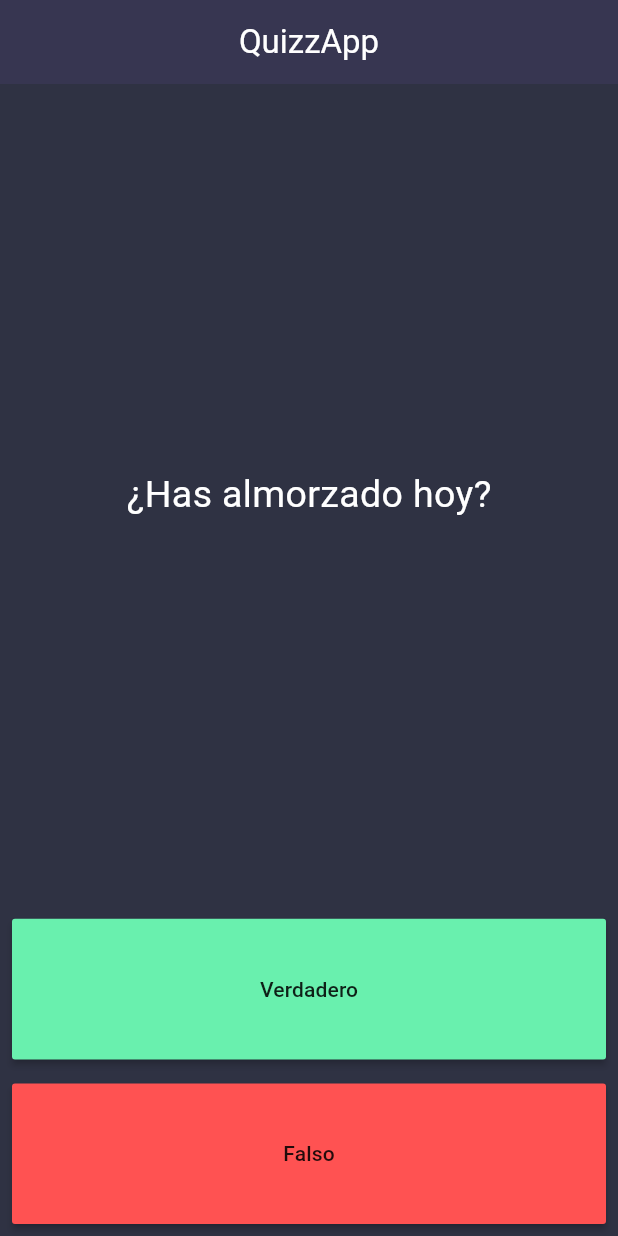
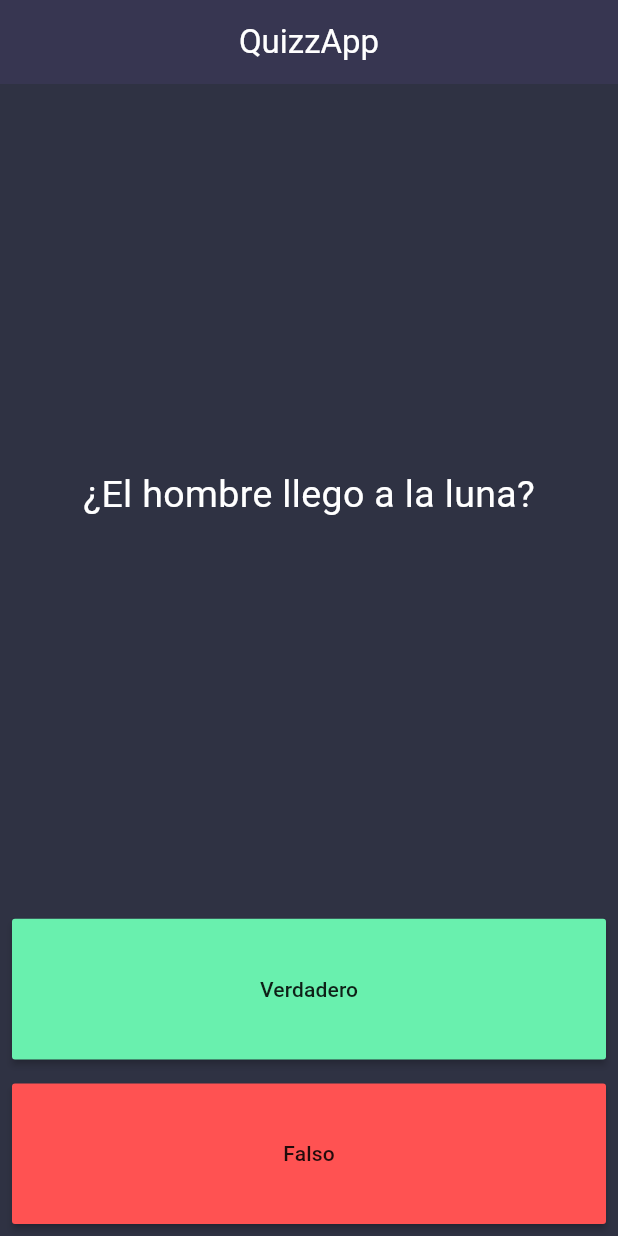
Before and after one commit to fr4nsgallegos/quizappG13, a Flutter app: the screen it shows after launch, after a tap on "Verdadero", on a phone screen of 412 x 824 dp. Run offline on Flutter 3.47's test engine with Material 3 defaults, Android fonts, the phone set to English and light mode, and no system bars.

```diff
--- /dev/null
+++ b/lib/models/question_model.dart
@@ -0,0 +1,5 @@
+class QuestionModel {
+  String question;
+  bool answer;
+  QuestionModel({required this.question, required this.answer});
+}
--- a/lib/pages/home_page.dart
+++ b/lib/pages/home_page.dart
@@ -1,11 +1,25 @@
 import 'package:flutter/material.dart';
+import 'package:quizappg13/quiz_brain.dart';
 
 class HomePage extends StatelessWidget {
-  const HomePage({super.key});
+  QuizBrain quizBrain = QuizBrain();
+
+  void checkAnswer(bool userAnswer) {
+    bool correctAnswer = quizBrain.getQuestionAnswer();
+
+    // CUANDO LA RESPUESTA ES CORRECTA
+    if (correctAnswer == userAnswer) {
+      print(("La respuesta es correcta"));
+    } else {
+      // CUANDO LA RESPUES ES INCORRECTA
+      print("INCORRECTO! ");
+    }
+  }
 
   @override
   Widget build(BuildContext context) {
-    return Scaffold(
+    return SafeArea(
+      child: Scaffold(
         backgroundColor: Color(0xff2F3243),
         appBar: AppBar(
           elevation: 15,
@@ -23,7 +37,7 @@ class HomePage extends StatelessWidget {
                 flex: 5,
                 child: Center(
                   child: Text(
-                  "¿Has almorzado hoy?",
+                    "${quizBrain.getQuestionText()}",
                     style: TextStyle(color: Colors.white, fontSize: 25),
                   ),
                 ),
@@ -35,7 +49,9 @@ class HomePage extends StatelessWidget {
                   child: MaterialButton(
                     color: Colors.greenAccent,
                     minWidth: double.infinity,
-                  onPressed: () {},
+                    onPressed: () {
+                      checkAnswer(true);
+                    },
                     child: Text("Verdadero"),
                   ),
                 ),
@@ -47,7 +63,9 @@ class HomePage extends StatelessWidget {
                   child: MaterialButton(
                     color: Colors.redAccent,
                     minWidth: double.infinity,
-                  onPressed: () {},
+                    onPressed: () {
+                      checkAnswer(false);
+                    },
                     child: Text("Falso"),
                   ),
                 ),
@@ -55,6 +73,7 @@ class HomePage extends StatelessWidget {
             ],
           ),
         ),
+      ),
     );
   }
 }
--- /dev/null
+++ b/lib/quiz_brain.dart
@@ -0,0 +1,21 @@
+import 'package:quizappg13/models/question_model.dart';
+
+class QuizBrain {
+  int questionIndex = 0;
+
+  List<QuestionModel> questionList = [
+    QuestionModel(question: "¿El hombre llego a la luna?", answer: true),
+    QuestionModel(question: "¿Has almorzado hoy?", answer: false),
+    QuestionModel(question: "Saliste ayer?", answer: false),
+    QuestionModel(question: "¿Has desayunado?", answer: true),
+    QuestionModel(question: "Sientes frio", answer: false),
+  ];
+
+  String getQuestionText() {
+    return questionList[questionIndex].question;
+  }
+
+  bool getQuestionAnswer() {
+    return questionList[questionIndex].answer;
+  }
+}
```
Lines whose indentation alone changed are shown as unchanged.
